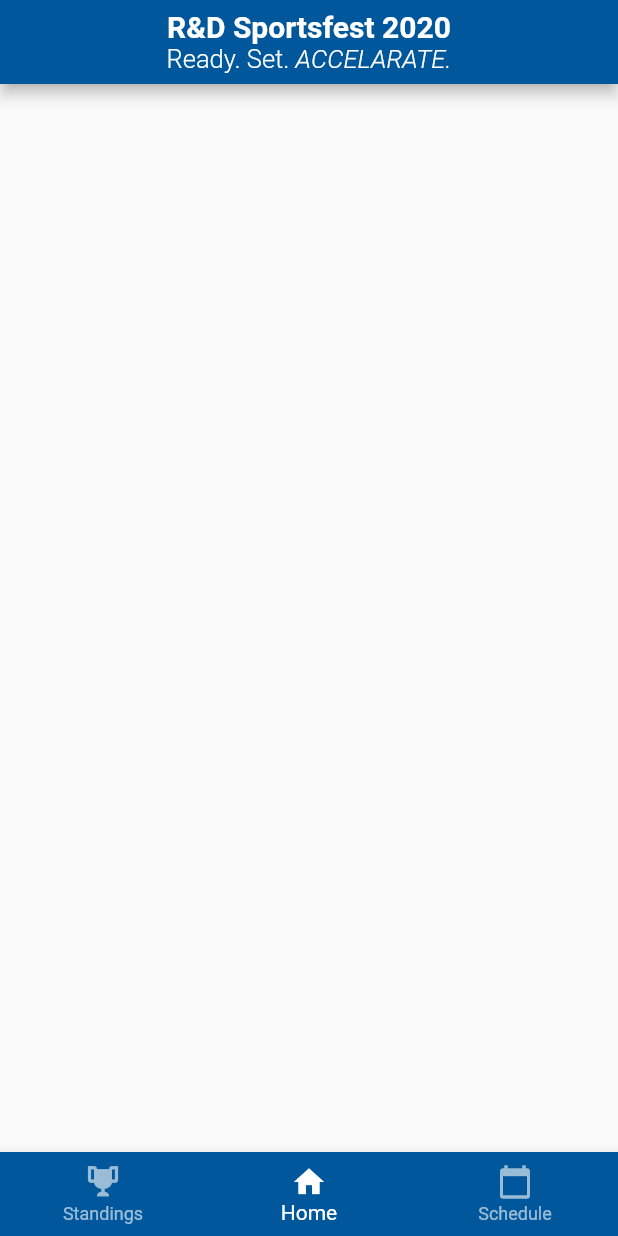
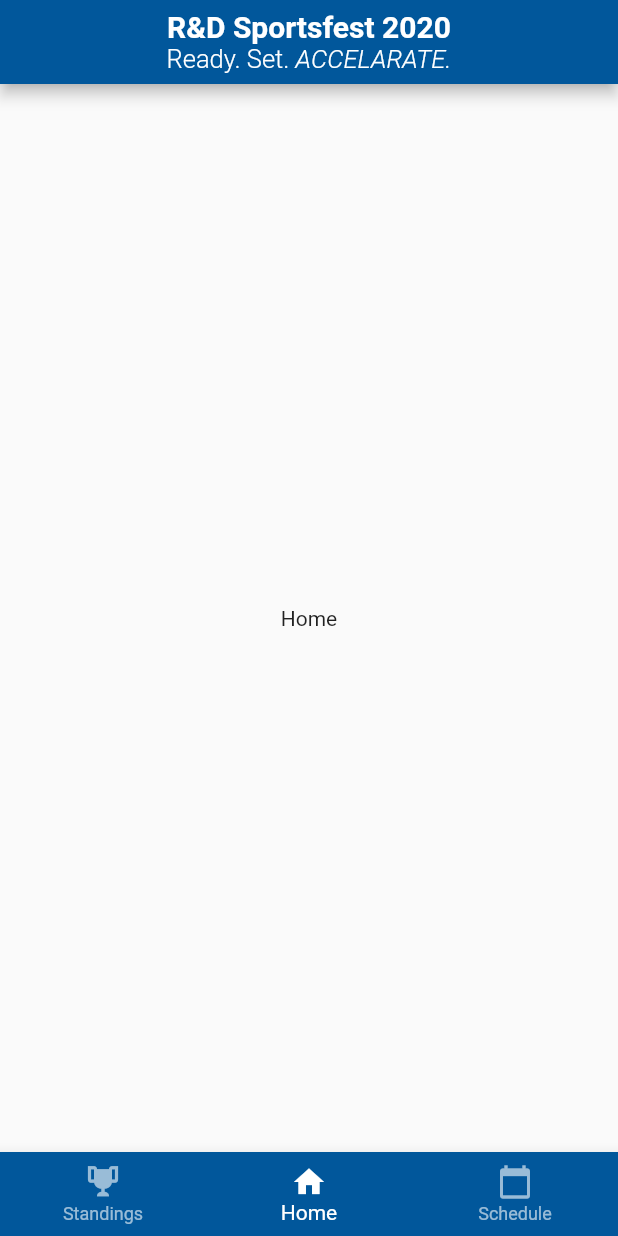
Before and after one commit to jambrad/lxk_scoreboard, a Flutter app: the screen it shows after launch, on a phone screen of 412 x 824 dp. Run offline on Flutter 3.47's test engine with Material 2 defaults, Android fonts, the phone set to English and light mode, and no system bars.

Commit message:
Added temp visual representation for tab change in body

```diff
--- a/lib/main.dart
+++ b/lib/main.dart
@@ -13,6 +13,13 @@ class App extends StatefulWidget {
 class _AppState extends State<App> {
 
   int _currentIndex = 1;
+
+  //TODO: Replace with actual pages/widgets. For visual purpose only.
+  List<Container> pages = [
+    Container(child: Center(child: Text('Standings'))),
+    Container(child: Center(child: Text('Home'))),
+    Container(child: Center(child: Text('Schedule')))
+  ];
 
   Widget appBarTitle(){
     /***
@@ -86,7 +93,7 @@ class _AppState extends State<App> {
         centerTitle: true,
         title: appBarTitle()
       ),
-      body: Container(), //Placeholder for the body. Should change accordingly.
+      body: pages[_currentIndex], //Placeholder for the body. Should change accordingly.
       bottomNavigationBar: bottomNavBar(),
     );
   }
```
